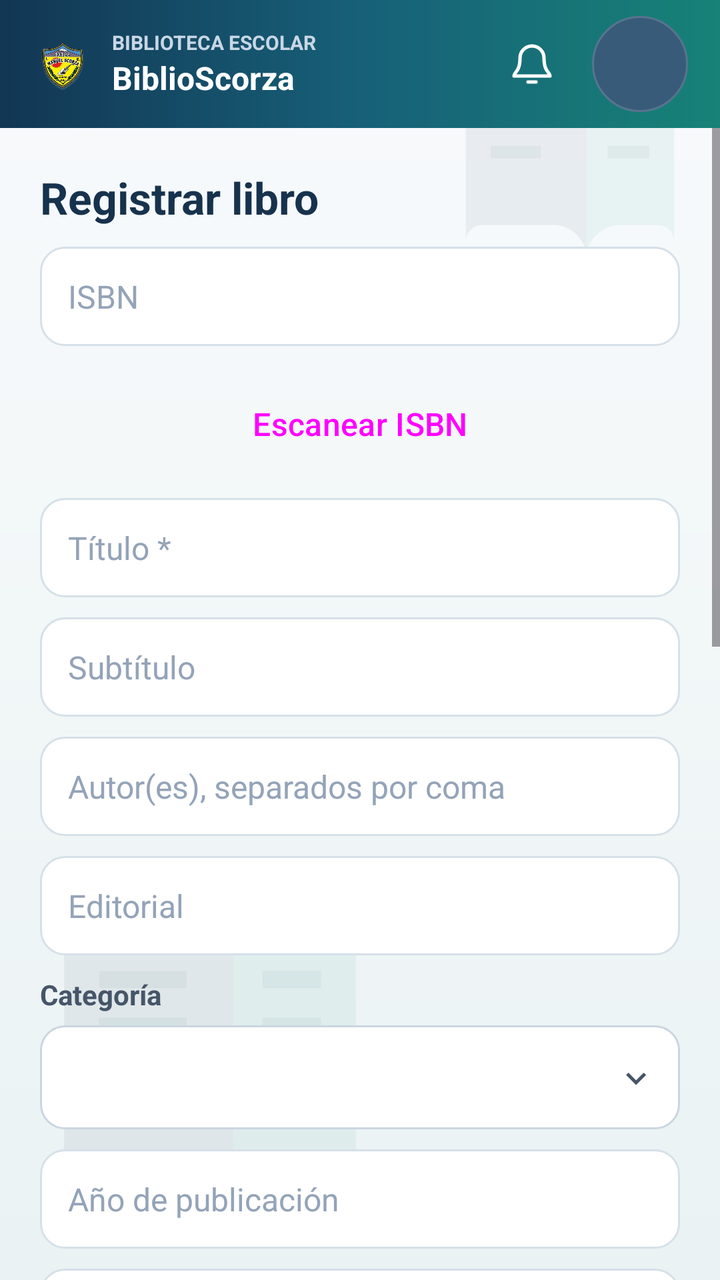
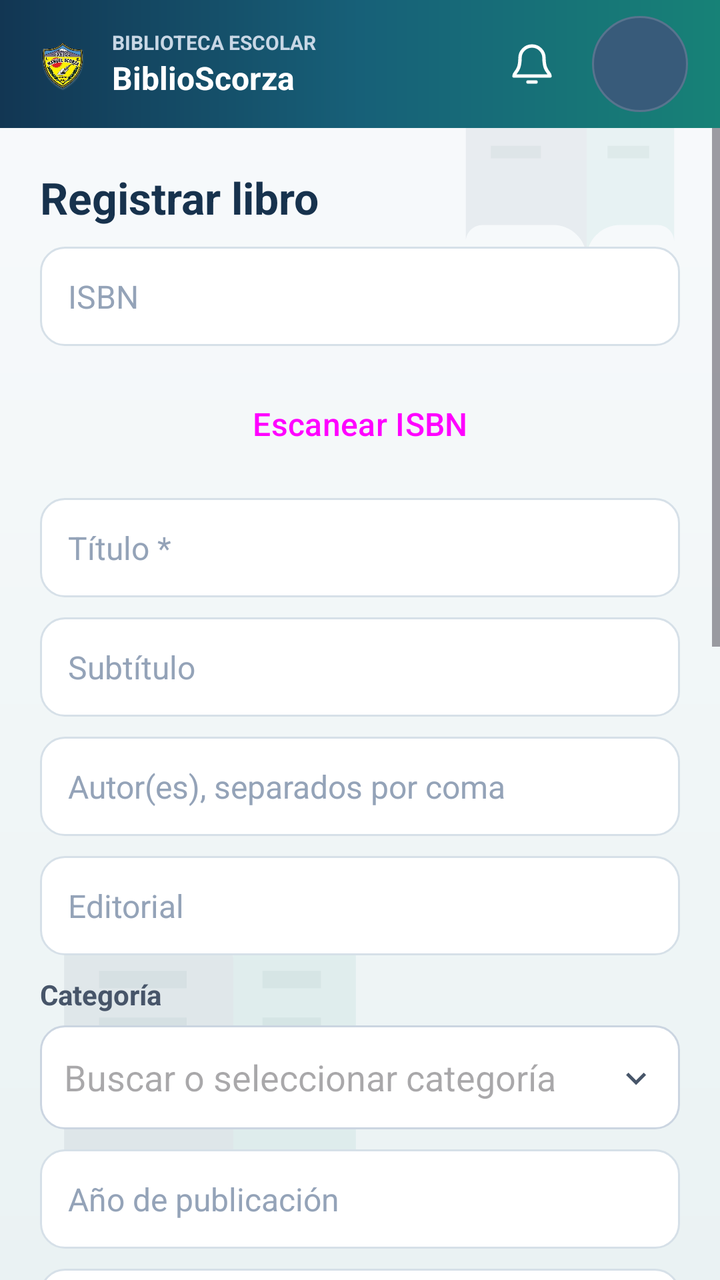

Before-and-after screenshots of an Android layout around one commit, followed by the original layout XML and the change that was made.
<!-- AndroidManifest.xml: application theme Theme.BiblioScorza -->
<!-- res/layout/activity_libro_form.xml -->
<?xml version="1.0" encoding="utf-8"?>
<LinearLayout xmlns:android="http://schemas.android.com/apk/res/android"
    android:layout_width="match_parent" android:layout_height="match_parent"
    android:background="@drawable/bg_library_canvas"
    android:orientation="vertical">
    <include layout="@layout/view_top_bar" />
    <ScrollView android:layout_width="match_parent" android:layout_height="0dp"
        android:layout_weight="1">
    <LinearLayout android:layout_width="match_parent" android:layout_height="wrap_content"
        android:orientation="vertical" android:padding="20dp">
        <TextView android:id="@+id/tvTituloFormulario" style="@style/BsTitle" android:layout_width="wrap_content" android:layout_height="wrap_content" android:text="Registrar libro" />
        <EditText android:id="@+id/etIsbn" style="@style/BsInput" android:hint="ISBN" android:inputType="textCapCharacters" />
        <Button android:id="@+id/btnScanIsbn" style="@style/BsButtonOutline" android:text="Escanear ISBN" />
        <EditText android:id="@+id/etTitulo" style="@style/BsInput" android:hint="Título *" android:inputType="textCapSentences" />
        <EditText android:id="@+id/etSubtitulo" style="@style/BsInput" android:hint="Subtítulo" android:inputType="textCapSentences" />
        <EditText android:id="@+id/etAutor" style="@style/BsInput" android:hint="Autor(es), separados por coma" android:inputType="textCapWords" />
        <EditText android:id="@+id/etEditorial" style="@style/BsInput" android:hint="Editorial" android:inputType="textCapWords" />
        <TextView android:layout_width="match_parent" android:layout_height="wrap_content"
            android:layout_marginTop="10dp" android:layout_marginBottom="6dp"
            android:text="Categoría" android:textColor="#475569" android:textSize="14sp"
            android:textStyle="bold" />
        <Spinner android:id="@+id/etCategoria" android:layout_width="match_parent" android:layout_height="52dp"
            android:background="@drawable/bg_filter_spinner" android:contentDescription="Seleccionar categoría del libro"
            android:paddingStart="12dp" android:paddingEnd="40dp" android:spinnerMode="dropdown" />
        <EditText android:id="@+id/etAnio" style="@style/BsInput" android:hint="Año de publicación" android:inputType="number" />
        <EditText android:id="@+id/etEdicion" style="@style/BsInput" android:hint="Edición" android:inputType="text" />
        <EditText android:id="@+id/etIdioma" style="@style/BsInput" android:hint="Idioma" android:inputType="text" android:text="es" />
        <Spinner android:id="@+id/spNivel" style="@style/BsInput" />
        <EditText android:id="@+id/etGrado" style="@style/BsInput" android:hint="Grado recomendado (1 a 6)" android:inputType="number" />
        <Spinner android:id="@+id/spTipo" style="@style/BsInput" />
        <Spinner android:id="@+id/spPrefijo" style="@style/BsInput" />
        <EditText android:id="@+id/etCantidad" style="@style/BsInput" android:hint="Cantidad" android:inputType="number" android:text="1" />
        <EditText android:id="@+id/etDescripcion" style="@style/BsInput" android:hint="Descripción" android:inputType="textMultiLine|textCapSentences" android:minLines="2" />
        <EditText android:id="@+id/etObs" style="@style/BsInput" android:hint="Observaciones" android:inputType="textMultiLine|textCapSentences" android:minLines="2" />
        <Button android:id="@+id/btnFoto" style="@style/BsButtonOutline" android:text="Elegir o tomar fotografía" />
        <ImageView android:id="@+id/ivFoto" android:layout_width="120dp" android:layout_height="160dp"
            android:layout_marginTop="8dp" android:scaleType="centerCrop" android:visibility="gone" android:contentDescription="Portada" />
        <TextView android:id="@+id/tvFotoEstado" style="@style/BsText" />
        <TextView android:id="@+id/tvError" style="@style/BsText" android:textColor="#B91C1C" />
        <Button android:id="@+id/btnGuardar" style="@style/BsButton" android:text="Guardar libro" />
    </LinearLayout>
    </ScrollView>
</LinearLayout>
<!-- res/layout/view_top_bar.xml (included above) -->
<?xml version="1.0" encoding="utf-8"?>
<LinearLayout xmlns:android="http://schemas.android.com/apk/res/android"
    android:layout_width="match_parent"
    android:layout_height="64dp"
    android:background="@drawable/bg_top_bar"
    android:gravity="center_vertical"
    android:orientation="horizontal"
    android:paddingStart="16dp"
    android:paddingEnd="16dp">

    <ImageButton
        android:id="@+id/btnVolver"
        android:layout_width="44dp"
        android:layout_height="44dp"
        android:background="?attr/selectableItemBackgroundBorderless"
        android:contentDescription="Volver"
        android:padding="12dp"
        android:src="@drawable/ic_arrow_back"
        android:tint="#FFFFFF"
        android:visibility="gone" />

    <ImageView
        android:layout_width="30dp"
        android:layout_height="36dp"
        android:contentDescription="Escudo de Biblioteca-Scorza"
        android:scaleType="fitCenter"
        android:src="@drawable/escudo_colegio_transparente" />

    <LinearLayout
        android:layout_width="0dp"
        android:layout_height="wrap_content"
        android:layout_marginStart="10dp"
        android:layout_weight="1"
        android:orientation="vertical">

        <TextView
            android:layout_width="match_parent"
            android:layout_height="wrap_content"
            android:ellipsize="end"
            android:maxLines="1"
            android:text="BIBLIOTECA ESCOLAR"
            android:textColor="#C8D7E5"
            android:textSize="10sp"
            android:textStyle="bold" />

        <TextView
            android:layout_width="match_parent"
            android:layout_height="wrap_content"
            android:ellipsize="end"
            android:maxLines="1"
            android:text="BiblioScorza"
            android:textColor="#FFFFFF"
            android:textSize="16sp"
            android:textStyle="bold" />
    </LinearLayout>

    <FrameLayout
        android:id="@+id/btnNotificaciones"
        android:layout_width="48dp"
        android:layout_height="48dp"
        android:layout_marginStart="4dp"
        android:background="@drawable/bg_top_bar_action_ripple"
        android:clickable="true"
        android:contentDescription="Notificaciones"
        android:focusable="true">

        <ImageView
            android:layout_width="24dp"
            android:layout_height="24dp"
            android:layout_gravity="center"
            android:contentDescription="@null"
            android:src="@drawable/ic_notifications"
            android:tint="#FFFFFF" />

        <TextView
            android:id="@+id/tvNotificaciones"
            android:layout_width="18dp"
            android:layout_height="18dp"
            android:layout_gravity="top|end"
            android:background="@drawable/bg_top_bar_badge"
            android:gravity="center"
            android:textColor="#FFFFFF"
            android:textSize="10sp"
            android:textStyle="bold"
            android:visibility="gone" />
    </FrameLayout>

    <TextView
        android:id="@+id/btnPerfil"
        android:layout_width="48dp"
        android:layout_height="48dp"
        android:layout_marginStart="6dp"
        android:background="@drawable/bg_top_bar_avatar_ripple"
        android:clickable="true"
        android:contentDescription="Abrir perfil del usuario"
        android:focusable="true"
        android:gravity="center"
        android:minHeight="48dp"
        android:minWidth="48dp"
        android:textColor="#FFFFFF"
        android:textSize="14sp"
        android:textStyle="bold" />
</LinearLayout>
<!-- resources referenced by this layout -->
<resources>
  <!-- drawable bg_top_bar (drawable) -->
  <?xml version="1.0" encoding="utf-8"?>
  <shape xmlns:android="http://schemas.android.com/apk/res/android">
      <gradient
          android:angle="0"
          android:centerColor="#176078"
          android:endColor="#178277"
          android:startColor="#123653"
          android:type="linear" />
      <corners android:radius="0dp" />
  </shape>
  <!-- drawable bg_top_bar_action_ripple (drawable) -->
  <?xml version="1.0" encoding="utf-8"?>
  <ripple xmlns:android="http://schemas.android.com/apk/res/android"
      android:color="#55FFFFFF">
      <item android:id="@android:id/mask">
          <shape android:shape="oval">
              <solid android:color="#FFFFFFFF" />
          </shape>
      </item>
  </ripple>
  <!-- drawable bg_top_bar_avatar_ripple (drawable) -->
  <?xml version="1.0" encoding="utf-8"?>
  <ripple xmlns:android="http://schemas.android.com/apk/res/android"
      android:color="#66FFFFFF">
      <item android:drawable="@drawable/bg_top_bar_avatar" />
      <item android:id="@android:id/mask">
          <shape android:shape="oval">
              <solid android:color="#FFFFFFFF" />
          </shape>
      </item>
  </ripple>
  <!-- drawable bg_top_bar_badge (drawable) -->
  <?xml version="1.0" encoding="utf-8"?>
  <shape xmlns:android="http://schemas.android.com/apk/res/android">
      <solid android:color="#D93445" />
      <corners android:radius="50dp" />
  </shape>
  <!-- drawable ic_arrow_back (drawable) -->
  <vector xmlns:android="http://schemas.android.com/apk/res/android"
      android:width="24dp" android:height="24dp"
      android:viewportWidth="24" android:viewportHeight="24">
      <path android:fillColor="#FF000000"
          android:pathData="M20,12v-2H7.83l5.59,-5.59L12,3l-9,8 9,9 1.41,-1.41L7.83,12H20z" />
  </vector>
  <style name="BsButton" parent="Widget.Material3.Button">
          <item name="android:layout_width">match_parent</item>
          <item name="android:layout_height">54dp</item>
          <item name="android:layout_marginTop">12dp</item>
          <item name="android:textSize">16sp</item>
          <item name="cornerRadius">14dp</item>
      </style>
  <style name="BsButtonOutline" parent="Widget.Material3.Button.OutlinedButton">
          <item name="android:layout_width">match_parent</item>
          <item name="android:layout_height">54dp</item>
          <item name="android:layout_marginTop">12dp</item>
          <item name="android:textSize">16sp</item>
          <item name="cornerRadius">14dp</item>
      </style>
  <style name="BsText">
          <item name="android:layout_width">match_parent</item>
          <item name="android:layout_height">wrap_content</item>
          <item name="android:layout_marginTop">8dp</item>
          <item name="android:textSize">15sp</item>
          <item name="android:textColor">#1E293B</item>
      </style>
  <style name="BsTitle">
          <item name="android:textSize">22sp</item>
          <item name="android:textStyle">bold</item>
          <item name="android:textColor">#17324D</item>
      </style>
  <!-- drawable ic_filter_expand (drawable) -->
  <vector xmlns:android="http://schemas.android.com/apk/res/android"
      android:width="24dp"
      android:height="24dp"
      android:viewportWidth="24"
      android:viewportHeight="24">
      <path
          android:fillColor="#475569"
          android:pathData="M7.4,9.2L12,13.8l4.6,-4.6L18,10.6l-6,6 -6,-6z" />
  </vector>
  <!-- drawable bg_top_bar_avatar (drawable) -->
  <?xml version="1.0" encoding="utf-8"?>
  <shape xmlns:android="http://schemas.android.com/apk/res/android" android:shape="oval">
      <solid android:color="#385B7A" />
      <stroke android:width="1dp" android:color="#58748E" />
  </shape>
  <!-- drawable input_bg (drawable) -->
  <?xml version="1.0" encoding="utf-8"?>
  <shape xmlns:android="http://schemas.android.com/apk/res/android" android:shape="rectangle">
      <solid android:color="#FFFFFF" />
      <stroke android:width="1dp" android:color="#D6E0E8" />
      <corners android:radius="12dp" />
  </shape>
  <!-- unchanged entries left out for length: 7 -->
</resources>

<!-- the commit's change to res/layout/activity_libro_form.xml (unified diff, before → after) -->
@@ -19,9 +19,11 @@
             android:layout_marginTop="10dp" android:layout_marginBottom="6dp"
             android:text="Categoría" android:textColor="#475569" android:textSize="14sp"
             android:textStyle="bold" />
-        <Spinner android:id="@+id/etCategoria" android:layout_width="match_parent" android:layout_height="52dp"
+        <AutoCompleteTextView android:id="@+id/etCategoria" android:layout_width="match_parent" android:layout_height="52dp"
             android:background="@drawable/bg_filter_spinner" android:contentDescription="Seleccionar categoría del libro"
-            android:paddingStart="12dp" android:paddingEnd="40dp" android:spinnerMode="dropdown" />
+            android:completionThreshold="0" android:dropDownHeight="wrap_content"
+            android:hint="Buscar o seleccionar categoría" android:inputType="textCapWords"
+            android:paddingStart="12dp" android:paddingEnd="40dp" android:singleLine="true" />
         <EditText android:id="@+id/etAnio" style="@style/BsInput" android:hint="Año de publicación" android:inputType="number" />
         <EditText android:id="@+id/etEdicion" style="@style/BsInput" android:hint="Edición" android:inputType="text" />
         <EditText android:id="@+id/etIdioma" style="@style/BsInput" android:hint="Idioma" android:inputType="text" android:text="es" />
